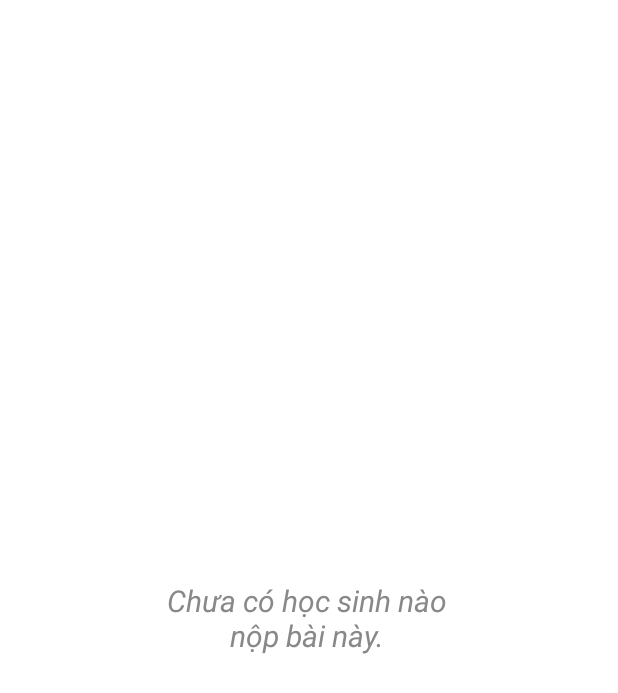
After one commit to CaptainRinoXD/SmartQuiz_Android, an Android app: the layout activity_teacher_view_student_score.xml on its own in the app's theme, with its tools: preview values and no code run, on a phone screen of 412 x 824 dp. The commit adds this screen. Shown: the top 693 px of the screen. Run offline under Robolectric (Android 15) with nearby library versions, the phone set to English and light mode, and no system bars; Roboto replaces fonts that are not available here.

Commit message:
update for score board

```diff
--- /dev/null
+++ b/app/src/main/res/layout/activity_teacher_view_student_score.xml
@@ -0,0 +1,40 @@
+<?xml version="1.0" encoding="utf-8"?>
+<androidx.constraintlayout.widget.ConstraintLayout xmlns:android="http://schemas.android.com/apk/res/android"
+    xmlns:app="http://schemas.android.com/apk/res-auto"
+    xmlns:tools="http://schemas.android.com/tools"
+    android:id="@+id/main"
+    android:layout_width="match_parent"
+    android:layout_height="match_parent"
+    tools:context=".TeacherActiviy.TeacherViewStudentScore">
+
+    <TextView
+        android:id="@+id/emptyStateTextView"
+        android:layout_width="200sp"
+        android:layout_height="wrap_content"
+        android:gravity="center"
+        android:text="Chưa có học sinh nào nộp bài này."
+        android:textColor="#888888"
+        android:textSize="20sp"
+        android:textStyle="italic"
+        app:layout_constraintBottom_toBottomOf="@+id/scrollView6"
+        app:layout_constraintEnd_toEndOf="@+id/scrollView6"
+        app:layout_constraintStart_toStartOf="@+id/scrollView6"
+        app:layout_constraintTop_toTopOf="@+id/scrollView6"
+        tools:visibility="visible" />
+
+    <ScrollView
+        android:id="@+id/scrollView6"
+        android:layout_width="409dp"
+        android:layout_height="821dp"
+        app:layout_constraintBottom_toBottomOf="parent"
+        app:layout_constraintStart_toStartOf="parent"
+        app:layout_constraintTop_toTopOf="parent">
+
+
+        <LinearLayout
+            android:id="@+id/list_score_LN"
+            android:layout_width="match_parent"
+            android:layout_height="wrap_content"
+            android:orientation="vertical" />
+    </ScrollView>
+</androidx.constraintlayout.widget.ConstraintLayout>
--- a/app/src/main/res/layout/dialog_menu.xml
+++ b/app/src/main/res/layout/dialog_menu.xml
@@ -14,7 +14,7 @@
         android:elevation="8dp"
         android:orientation="vertical"
         android:padding="12dp"
-        android:visibility="visible"
+        android:visibility="gone"
         app:layout_constraintBottom_toBottomOf="parent"
         app:layout_constraintStart_toStartOf="parent"
         app:layout_constraintTop_toTopOf="parent"
--- a/app/src/main/res/layout/dialog_teacher_upload.xml
+++ b/app/src/main/res/layout/dialog_teacher_upload.xml
@@ -47,7 +47,7 @@
         android:layout_marginBottom="10sp"
         android:background="@drawable/red_box"
         android:elevation="4dp"
-        android:text="Tải đề lên"
+        android:text="Thoát"
         android:translationZ="4dp"
         app:backgroundTint="@null"
         app:layout_constraintBottom_toBottomOf="parent"
--- a/app/src/main/res/layout/teacher_list_assessment.xml
+++ b/app/src/main/res/layout/teacher_list_assessment.xml
@@ -89,7 +89,7 @@
             android:layout_height="wrap_content"
             android:layout_marginStart="8dp"
             android:layout_marginTop="16dp"
-            android:text="Danh Sách Kỳ Thi Của Lớp:"
+            android:text="Danh Sách Kỳ Thi Lớp:"
             android:textColor="@android:color/holo_blue_dark"
             android:textSize="24dp"
             android:textStyle="bold"
@@ -135,7 +135,6 @@
                 android:id="@+id/scroll_view_assessment_list"
                 android:layout_width="match_parent"
                 android:layout_height="wrap_content"
-                android:layout_marginTop="15sp"
                 android:orientation="vertical"
                 tools:context=".MainActivity" />
         </ScrollView>
```
Also changed, not shown: app/src/main/AndroidManifest.xml (+6 -2 lines), app/src/main/java/com/example/smartquiz/Controller/SubmissionController.java (+18 -0 lines), app/src/main/java/com/example/smartquiz/ListTestActivity.java (+31 -3 lines), app/src/main/java/com/example/smartquiz/TeacherActiviy/TeacherListAssessmentActivity.java (+63 -9 lines), app/src/main/java/com/example/smartquiz/TeacherActiviy/TeacherViewStudentScore.java (added, +79 -0 lines), app/src/main/res/layout/activity_test.xml (+15 -0 lines), app/src/main/res/layout/dialog_teacher_create_assessment.xml (+18 -20 lines), 1 other file.
